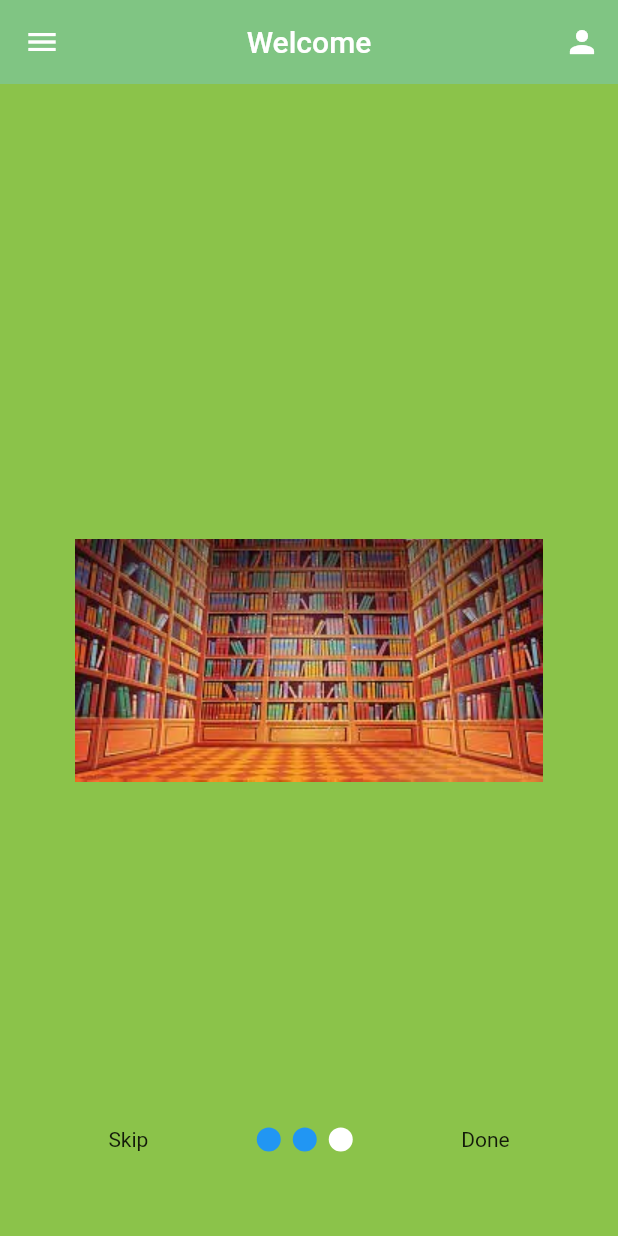
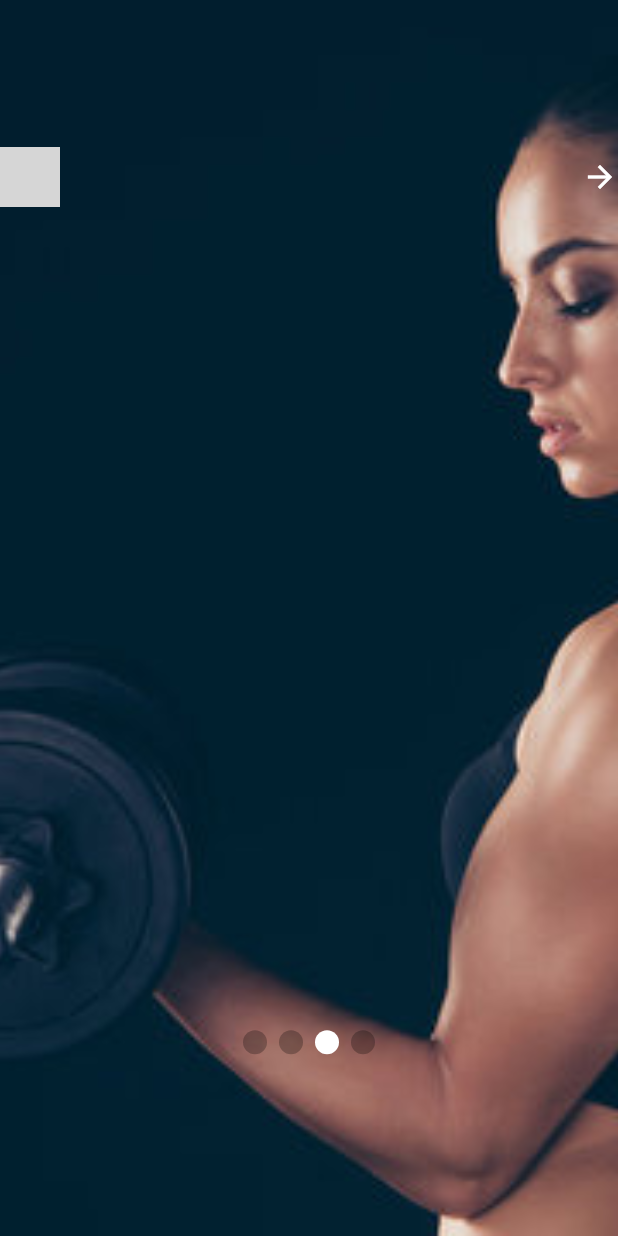
Before and after one commit to Static-404/Flutter, a Flutter app: the screen it shows after launch, swiped to page 3, on a phone screen of 412 x 824 dp. Run offline on Flutter 3.47's test engine with Material 2 defaults, Android fonts, the phone set to English and light mode, and no system bars; drawn by our look-alikes of smooth_page_indicator; our stand-ins replace hive, hive_flutter; accounts and stored records are empty; grey boxes are pictures that could not be loaded.

Commit message:
Day 21
modified the home page and created 4 new pages for the page view

```diff
--- a/lib/screens/Home.dart
+++ b/lib/screens/Home.dart
@@ -1,3 +1,7 @@
+import 'package:firstapp/screens/homepage_1.dart';
+import 'package:firstapp/screens/homepage_2.dart';
+import 'package:firstapp/screens/homepage_3.dart';
+import 'package:firstapp/screens/homepage_4.dart';
 import 'package:flutter/material.dart';
 import 'package:smooth_page_indicator/smooth_page_indicator.dart';
 
@@ -15,127 +19,106 @@ class _HomeState extends State<Home> {
   @override
   Widget build(BuildContext context) {
     return Scaffold(
-        appBar: AppBar(
-          backgroundColor: Colors.green.withOpacity(0.7),
-          elevation: 0,
-          title: const Text("Welcome"),
-          centerTitle: true,
-          actions: [
-            IconButton(
-              onPressed: (){
-                Navigator.pushNamed(context, 'Navbar');
-              },
-              icon: const Icon(Icons.person),
-            ),
-          ],
-          // leading:
-          // IconButton(
-          //   icon: Icon(Icons.menu),
-          //   onPressed: () {
-          //
-          //   },
-          // ),
-        ),
-       drawer: Drawer(
-         child: Container(
-           color: Colors.transparent,
-           child: ListView(
-             children: [
-               const DrawerHeader(child: Center(
-                 child: Text(
-                   'E-Lbrary',
-                   style: TextStyle(fontSize: 30),
-                 ),
-               ),
-               ),
-               ListTile(
-                 leading: const Icon(Icons.person),
-                 title: const Text('Registration', style: TextStyle(fontSize: 15),
-                 ),
-                 onTap: (){
-                   Navigator.pushNamed(context, 'Navbar');
-                 },
-               ),
-               ListTile(
-                 leading: const Icon(Icons.login_sharp),
-                 title: const Text('Login', style: TextStyle(fontSize: 15),
-                 ),
-                 onTap: (){
-                   Navigator.pushNamed(context, 'Login');
-                 },
-               ),
-               ListTile(
-                 leading: const Icon(Icons.home),
-                 title: const Text('Home', style: TextStyle(fontSize: 15),
-                 ),
-                 onTap: (){
-                   Navigator.pushNamed(context, '1Page');
-                 },
-               ),
-               ListTile(
-                 leading: const Icon(Icons.library_books_outlined),
-                 title: const Text('Books', style: TextStyle(fontSize: 15),
-                 ),
-                 onTap: (){
-                   Navigator.pushNamed(context, '2Page');
-                 },
-               ),
-               ListTile(
-                 leading: const Icon(Icons.list_alt_outlined,),
-                 title: const Text('Todo', style: TextStyle(fontSize: 15),
-                 ),
-                 onTap: (){
-                   Navigator.pushNamed(context, 'todo');
-                 },
-               ),
-             ],
-           ),
-         ),
-       ),
+       //  appBar: AppBar(
+       //    backgroundColor: Colors.green.withOpacity(0.7),
+       //    elevation: 0,
+       //    title: const Text("Welcome"),
+       //    centerTitle: true,
+       //    actions: [
+       //      IconButton(
+       //        onPressed: (){
+       //          Navigator.pushNamed(context, 'Navbar');
+       //        },
+       //        icon: const Icon(Icons.person),
+       //      ),
+       //    ],
+       //    // leading:
+       //    // IconButton(
+       //    //   icon: Icon(Icons.menu),
+       //    //   onPressed: () {
+       //    //
+       //    //   },
+       //    // ),
+       //  ),
+       // drawer: Drawer(
+       //   child: Container(
+       //     color: Colors.transparent,
+       //     child: ListView(
+       //       children: [
+       //         const DrawerHeader(child: Center(
+       //           child: Text(
+       //             'E-Lbrary',
+       //             style: TextStyle(fontSize: 30),
+       //           ),
+       //         ),
+       //         ),
+       //         ListTile(
+       //           leading: const Icon(Icons.person),
+       //           title: const Text('Registration', style: TextStyle(fontSize: 15),
+       //           ),
+       //           onTap: (){
+       //             Navigator.pushNamed(context, 'Navbar');
+       //           },
+       //         ),
+       //         ListTile(
+       //           leading: const Icon(Icons.login_sharp),
+       //           title: const Text('Login', style: TextStyle(fontSize: 15),
+       //           ),
+       //           onTap: (){
+       //             Navigator.pushNamed(context, 'Login');
+       //           },
+       //         ),
+       //         ListTile(
+       //           leading: const Icon(Icons.home),
+       //           title: const Text('Home', style: TextStyle(fontSize: 15),
+       //           ),
+       //           onTap: (){
+       //             Navigator.pushNamed(context, '1Page');
+       //           },
+       //         ),
+       //         ListTile(
+       //           leading: const Icon(Icons.library_books_outlined),
+       //           title: const Text('Books', style: TextStyle(fontSize: 15),
+       //           ),
+       //           onTap: (){
+       //             Navigator.pushNamed(context, '2Page');
+       //           },
+       //         ),
+       //         ListTile(
+       //           leading: const Icon(Icons.list_alt_outlined,),
+       //           title: const Text('Todo', style: TextStyle(fontSize: 15),
+       //           ),
+       //           onTap: (){
+       //             Navigator.pushNamed(context, 'todo');
+       //           },
+       //         ),
+       //       ],
+       //     ),
+       //   ),
+       // ),
        body: Stack(
            children: [
              PageView(
                controller: _controller,
              onPageChanged: (index){
                  setState(() {
-                   onLastPage = (index == 2);
-                   print("$index, $onLastPage");
+                   onLastPage = (index == 3);
                  });
              },
              children: [
-               Container(
-                 color: Colors.lightGreen,
-                 child: Image.asset('assets/images/book.jpg'),
-               ),
-               Container(
-                 color: Colors.lightGreen,
-                 child: Image.asset('assets/images/library.jpg'),
-               ),
-               Container(
-                 color: Colors.lightGreen,
-                 child: Image.asset('assets/images/reading.jpg'),
-               )
+               HomePage_1(),
+               HomePage_2(),
+               HomePage_3(),
+               HomePage_4(),
              ],
            ),
              Container(
-               alignment: const Alignment(0,0.85),
+               alignment: Alignment(0,-0.75),
                child: Row(
-                 mainAxisAlignment: MainAxisAlignment.spaceEvenly,
+                 mainAxisAlignment: MainAxisAlignment.spaceBetween,
                  children: [
-                   GestureDetector(
-                       onTap: () {
-                         Navigator.pushNamed(context, 'Navbar');
-
-                       },
-                       child: const Text('Skip')),
-                   SmoothPageIndicator(
-                     controller: _controller,
-                     count: 3,
-                     effect: const SwapEffect(
-                       dotColor: Colors.blue,
-                       activeDotColor: Colors.white,
-                       type: SwapType.yRotation,
-                     ),
+                   CircleAvatar(
+                     backgroundImage: AssetImage('assets/images/pink pic.jpg'),
                    ),
                    onLastPage
                        ? GestureDetector(
@@ -143,16 +126,29 @@ class _HomeState extends State<Home> {
                          Navigator.pushNamed(context, 'Navbar');
 
                        },
-                       child: const Text('Done'))
+                       child: const Text('Done',style: TextStyle(color: Colors.white),)
+                   )
                        : GestureDetector(
                        onTap: (){
                          _controller.nextPage(
-                             duration: const Duration(microseconds: 500),
+                             duration: const Duration(milliseconds: 500),
                              curve: Curves.easeIn);
                        },
-                       child: const Icon(Icons.arrow_forward)
+                       child: const Icon(Icons.arrow_forward,color: Colors.white,)
                    ),
                  ],
+               ),
+             ),
+             Container(
+               alignment: const Alignment(0,0.70),
+               child: SmoothPageIndicator(
+                 controller: _controller,
+                 count: 4,
+                 effect: const SwapEffect(
+                   dotColor: Colors.black26,
+                   activeDotColor: Colors.white,
+                   type: SwapType.yRotation,
+                 ),
                ),
              )
            ],
--- /dev/null
+++ b/lib/screens/homepage_3.dart
@@ -0,0 +1,17 @@
+import 'package:flutter/material.dart';
+
+class HomePage_3 extends StatelessWidget {
+  const HomePage_3({Key? key}) : super(key: key);
+
+  @override
+  Widget build(BuildContext context) {
+    return Container(
+      decoration: BoxDecoration(
+        image:DecorationImage(
+          image: AssetImage('assets/images/dark pic.jpg'),
+          fit: BoxFit.cover,
+        ),
+      ),
+    );
+  }
+}
--- a/pubspec.yaml
+++ b/pubspec.yaml
@@ -69,6 +69,11 @@ flutter:
     - assets/images/book.jpg
     - assets/images/library.jpg
     - assets/images/reading.jpg
+    - assets/images/blue pic.jpg
+    - assets/images/dark pic.jpg
+    - assets/images/letter v.jfif
+    - assets/images/orange pic.jpg
+    - assets/images/pink pic.jpg
 
   # An image asset can refer to one or more resolution-specific "variants", see
   # https://flutter.dev/assets-and-images/#resolution-aware
```
Also changed, not shown: lib/screens/homepage_1.dart (added, +26 -0 lines), lib/screens/homepage_2.dart (added, +17 -0 lines), lib/screens/homepage_4.dart (added, +17 -0 lines), assets/images/dark pic.jpg (added), assets/images/orange pic.jpg (added), pubspec.lock, 1 other file.
